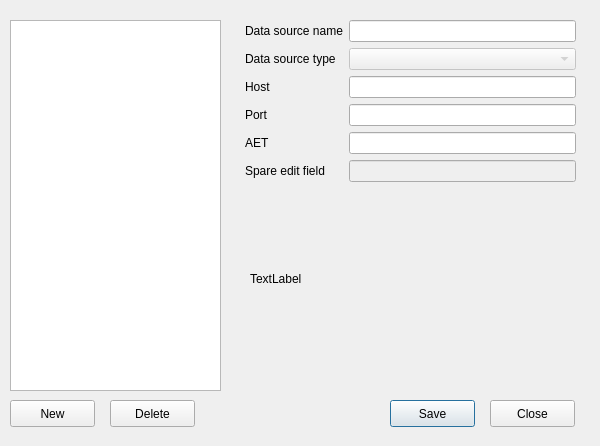
Before: the Qt Designer form pqt_data_source_dialog.ui in simonoxen/plastimatch, drawn with Qt 5.
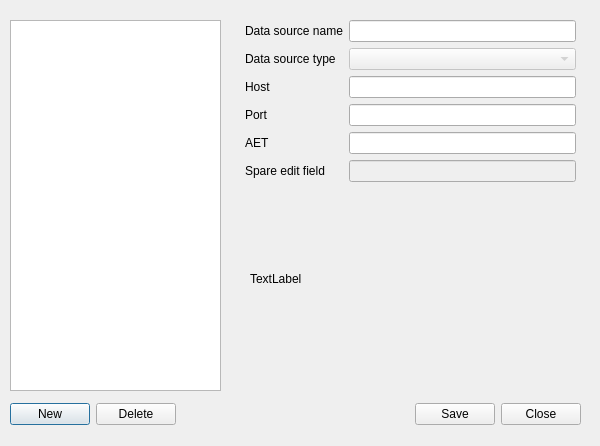
After: the same form once the commit is applied.

Commit message: Add model for data source list

Diff of the .ui file:
```diff
--- a/pqt_data_source_dialog.ui
+++ b/pqt_data_source_dialog.ui
@@ -23,45 +23,6 @@
     </rect>
    </property>
   </widget>
-  <widget class="QPushButton" name="pushButton_save">
-   <property name="geometry">
-    <rect>
-     <x>390</x>
-     <y>400</y>
-     <width>85</width>
-     <height>27</height>
-    </rect>
-   </property>
-   <property name="text">
-    <string>Save</string>
-   </property>
-  </widget>
-  <widget class="QPushButton" name="pushButton_close">
-   <property name="geometry">
-    <rect>
-     <x>490</x>
-     <y>400</y>
-     <width>85</width>
-     <height>27</height>
-    </rect>
-   </property>
-   <property name="text">
-    <string>Close</string>
-   </property>
-  </widget>
-  <widget class="QPushButton" name="pushButton_new">
-   <property name="geometry">
-    <rect>
-     <x>10</x>
-     <y>400</y>
-     <width>85</width>
-     <height>27</height>
-    </rect>
-   </property>
-   <property name="text">
-    <string>New</string>
-   </property>
-  </widget>
   <widget class="QWidget" name="layoutWidget">
    <property name="geometry">
     <rect>
@@ -145,19 +106,6 @@
     </item>
    </layout>
   </widget>
-  <widget class="QPushButton" name="pushButton_delete">
-   <property name="geometry">
-    <rect>
-     <x>110</x>
-     <y>400</y>
-     <width>85</width>
-     <height>27</height>
-    </rect>
-   </property>
-   <property name="text">
-    <string>Delete</string>
-   </property>
-  </widget>
   <widget class="QLabel" name="label_status">
    <property name="enabled">
     <bool>true</bool>
@@ -174,6 +122,59 @@
     <string>TextLabel</string>
    </property>
   </widget>
+  <widget class="QWidget" name="">
+   <property name="geometry">
+    <rect>
+     <x>10</x>
+     <y>400</y>
+     <width>571</width>
+     <height>29</height>
+    </rect>
+   </property>
+   <layout class="QHBoxLayout" name="horizontalLayout">
+    <item>
+     <widget class="QPushButton" name="pushButton_new">
+      <property name="text">
+       <string>New</string>
+      </property>
+     </widget>
+    </item>
+    <item>
+     <widget class="QPushButton" name="pushButton_delete">
+      <property name="text">
+       <string>Delete</string>
+      </property>
+     </widget>
+    </item>
+    <item>
+     <spacer name="horizontalSpacer">
+      <property name="orientation">
+       <enum>Qt::Horizontal</enum>
+      </property>
+      <property name="sizeHint" stdset="0">
+       <size>
+        <width>40</width>
+        <height>20</height>
+       </size>
+      </property>
+     </spacer>
+    </item>
+    <item>
+     <widget class="QPushButton" name="pushButton_save">
+      <property name="text">
+       <string>Save</string>
+      </property>
+     </widget>
+    </item>
+    <item>
+     <widget class="QPushButton" name="pushButton_close">
+      <property name="text">
+       <string>Close</string>
+      </property>
+     </widget>
+    </item>
+   </layout>
+  </widget>
  </widget>
  <resources/>
  <connections>
```
The commit also changes 9 other files.
